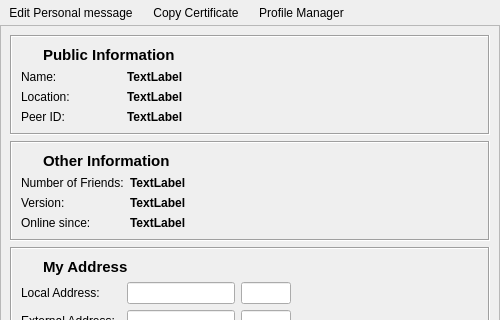
Above: retroshare-gui/src/gui/profile/ProfileWidget.ui from RetroShare/RetroShare before the change; both pictures show x 0 to 500 and y 0 to 320 of the 500 by 603 pixel window. Below: the same form after it.
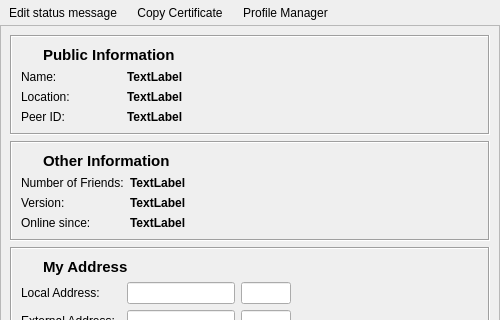
That is the form after the change. Icons and pictures are not drawn.

```diff
--- a/retroshare-gui/src/gui/profile/ProfileWidget.ui
+++ b/retroshare-gui/src/gui/profile/ProfileWidget.ui
@@ -38,7 +38,7 @@
          <string>Edit Personal message</string>
         </property>
         <property name="text">
-         <string>Edit Personal message</string>
+         <string>Edit status message</string>
         </property>
         <property name="icon">
          <iconset resource="../images.qrc">
```
Left out of the diff: 2 changed lines with no effect on the pictures.
